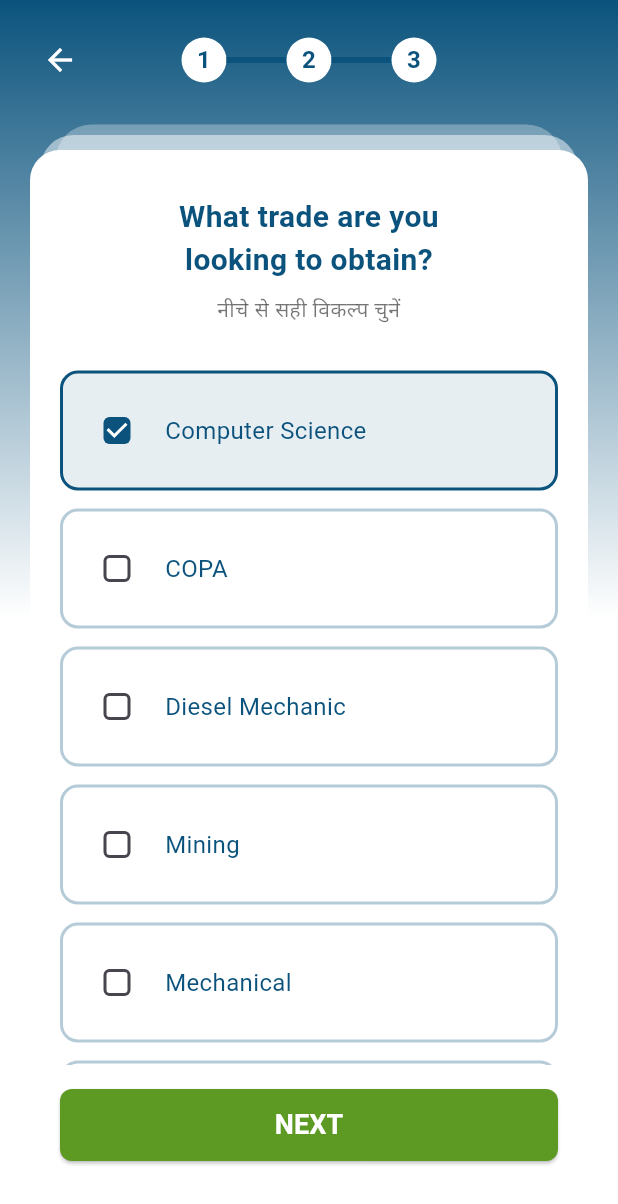
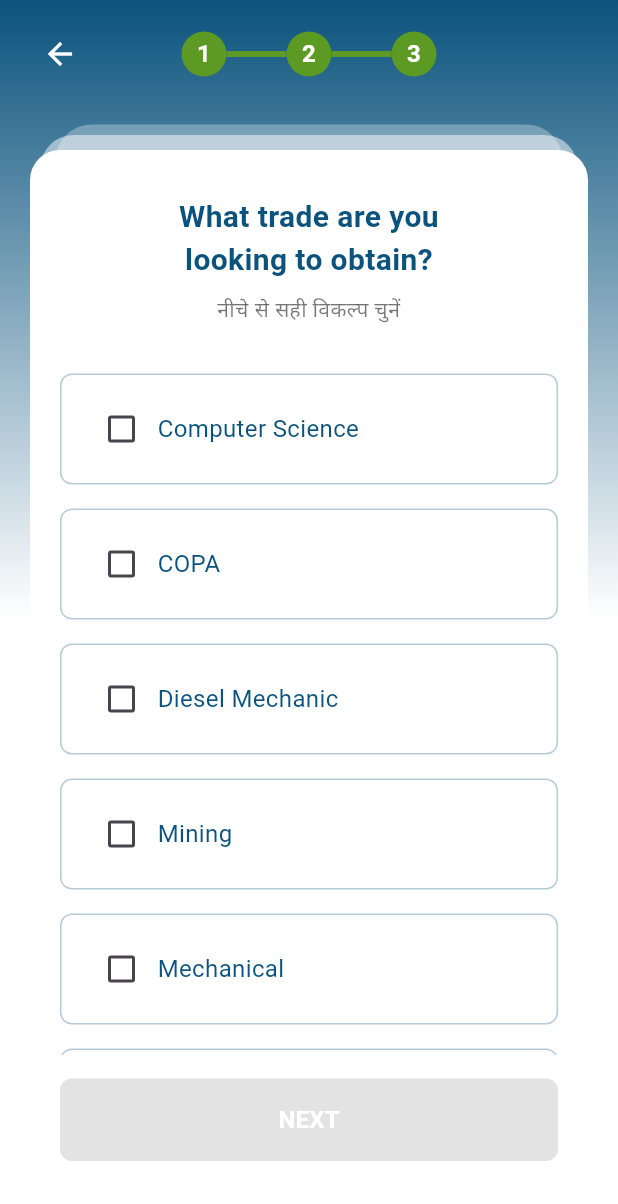
Before and after one commit to Poojadhameja/jobsahi-studentapp, a Flutter app: the ProfileBuilderStep3Screen screen opened by its route, on a phone screen of 412 x 824 dp. Shown: the top 1204 px of the screen. Run offline on Flutter 3.47's test engine with Material 3 defaults, Android fonts, the phone set to English and light mode, and no system bars; our stand-ins replace file_picker.

Commit message:
profile builder steps bug fixed

```diff
--- a/lib/pages/jobs/job_step1.dart
+++ b/lib/pages/jobs/job_step1.dart
@@ -372,12 +372,7 @@ class _JobStep1ScreenState extends State<JobStep1Screen> {
     // Close keyboard first
     _closeKeyboard(context);
 
-    print('Next button pressed!'); // Debug print
-    print('Form key: $_formKey'); // Debug print
-    print('Form current state: ${_formKey.currentState}'); // Debug print
-
     if (_formKey.currentState!.validate()) {
-      print('Form validation passed!'); // Debug print
       setState(() {
         _isSubmitting = true;
       });
@@ -389,13 +384,10 @@ class _JobStep1ScreenState extends State<JobStep1Screen> {
         });
 
         // Navigate to next step
-        print('Navigating to next step...'); // Debug print
         NavigationService.smartNavigate(
           destination: JobStep2Screen(job: widget.job),
         );
       });
-    } else {
-      print('Form validation failed!'); // Debug print
     }
   }
 
--- a/lib/pages/jobs/job_step2.dart
+++ b/lib/pages/jobs/job_step2.dart
@@ -15,9 +15,6 @@ class JobStep2Screen extends StatefulWidget {
 }
 
 class _JobStep2ScreenState extends State<JobStep2Screen> {
-  /// Form key for validation
-  final _formKey = GlobalKey<FormState>();
-
   /// Text editing controllers
   final _skillsController = TextEditingController();
   final _coverLetterController = TextEditingController();
--- a/lib/pages/profile_builder/profile_builder_steps.dart
+++ b/lib/pages/profile_builder/profile_builder_steps.dart
@@ -448,64 +448,12 @@ class ProfileBuilderStep3Screen extends StatefulWidget {
 }
 
 class _ProfileBuilderStep3ScreenState extends State<ProfileBuilderStep3Screen> {
-  final List<String> trades = [
-    'Computer Science',
-    'COPA',
-    'Diesel Mechanic',
-    'Mining',
-    'Mechanical',
-    'Fitter',
-    'Electrical',
-    'Electrician',
-    'Civil',
-    'On Demand',
-  ];
+  String? selectedOption;
 
-  String? selectedTrade = 'Computer Science';
-
-  Widget _buildTradeOption(String trade) {
-    bool isSelected = selectedTrade == trade;
-    return GestureDetector(
-      onTap: () {
-        setState(() {
-          selectedTrade = trade;
-        });
-      },
-      child: Container(
-        margin: const EdgeInsets.symmetric(vertical: 6),
-        padding: const EdgeInsets.symmetric(horizontal: 12, vertical: 14),
-        decoration: BoxDecoration(
-          color: isSelected
-              ? AppConstants.accentColor.withValues(alpha: 0.1)
-              : AppConstants.cardBackgroundColor,
-          borderRadius: BorderRadius.circular(AppConstants.borderRadius),
-          border: Border.all(
-            color: isSelected
-                ? AppConstants.accentColor
-                : AppConstants.borderColor.withValues(alpha: 0.3),
-            width: 2,
-          ),
-        ),
-        child: Row(
-          children: [
-            Checkbox(
-              value: isSelected,
-              onChanged: (_) {
-                setState(() {
-                  selectedTrade = trade;
-                });
-              },
-              shape: RoundedRectangleBorder(
-                borderRadius: BorderRadius.circular(4),
-              ),
-              activeColor: AppConstants.accentColor,
-            ),
-            const SizedBox(width: AppConstants.smallPadding),
-            Expanded(child: Text(trade, style: AppConstants.bodyStyle)),
-          ],
-        ),
-      ),
-    );
+  void onOptionSelected(String value) {
+    setState(() {
+      selectedOption = value;
+    });
   }
 
   @override
@@ -522,48 +470,83 @@ class _ProfileBuilderStep3ScreenState extends State<ProfileBuilderStep3Screen> {
         child: SafeArea(
           child: Column(
             children: [
-              const SizedBox(height: AppConstants.defaultPadding),
+              const SizedBox(height: AppConstants.smallPadding + 4),
 
               // Header
               const ProfileBuilderHeader(currentStep: 3, totalSteps: 3),
 
-              const SizedBox(height: AppConstants.defaultPadding),
+              const SizedBox(height: AppConstants.defaultPadding + 4),
 
               // Main content
               Expanded(
                 child: BackgroundLayers(
                   child: MainCardContainer(
-                    title: 'What trade are you\nlooking to obtain?',
-                    subtitle: 'नीचे से सही विकल्प चुनें',
-                    content: Expanded(
-                      child: ListView.builder(
-                        itemCount: trades.length,
-                        itemBuilder: (context, index) {
-                          return _buildTradeOption(trades[index]);
-                        },
+                    title: "What trade are you\nlooking to obtain?",
+                    subtitle: "नीचे से सही विकल्प चुनें",
+                    content: SingleChildScrollView(
+                      child: Column(
+                        children: [
+                          OptionBuilder(
+                            value: "Computer Science",
+                            isSelected: selectedOption == "Computer Science",
+                            onTap: () => onOptionSelected("Computer Science"),
+                          ),
+                          OptionBuilder(
+                            value: "COPA",
+                            isSelected: selectedOption == "COPA",
+                            onTap: () => onOptionSelected("COPA"),
+                          ),
+                          OptionBuilder(
+                            value: "Diesel Mechanic",
+                            isSelected: selectedOption == "Diesel Mechanic",
+                            onTap: () => onOptionSelected("Diesel Mechanic"),
+                          ),
+                          OptionBuilder(
+                            value: "Mining",
+                            isSelected: selectedOption == "Mining",
+                            onTap: () => onOptionSelected("Mining"),
+                          ),
+                          OptionBuilder(
+                            value: "Mechanical",
+                            isSelected: selectedOption == "Mechanical",
+                            onTap: () => onOptionSelected("Mechanical"),
+                          ),
+                          OptionBuilder(
+                            value: "Fitter",
+                            isSelected: selectedOption == "Fitter",
+                            onTap: () => onOptionSelected("Fitter"),
+                          ),
+                          OptionBuilder(
+                            value: "Electrical",
+                            isSelected: selectedOption == "Electrical",
+                            onTap: () => onOptionSelected("Electrical"),
+                          ),
+                          OptionBuilder(
+                            value: "Electrician",
+                            isSelected: selectedOption == "Electrician",
+                            onTap: () => onOptionSelected("Electrician"),
+                          ),
+                          OptionBuilder(
+                            value: "Civil",
+                            isSelected: selectedOption == "Civil",
+                            onTap: () => onOptionSelected("Civil"),
+                          ),
+                          OptionBuilder(
+                            value: "On Demand",
+                            isSelected: selectedOption == "On Demand",
+                            onTap: () => onOptionSelected("On Demand"),
+                          ),
+                        ],
                       ),
                     ),
-                    actions: ElevatedButton(
-                      style: ElevatedButton.styleFrom(
-                        backgroundColor: AppConstants.secondaryColor,
-                        minimumSize: const Size.fromHeight(48),
-                        shape: RoundedRectangleBorder(
-                          borderRadius: BorderRadius.circular(
-                            AppConstants.smallBorderRadius,
-                          ),
-                        ),
-                      ),
-                      onPressed: () {
-                        NavigationService.smartNavigate(
-                          routeName: RouteNames.location1,
-                        );
-                      },
-                      child: Text(
-                        AppConstants.nextButton,
-                        style: AppConstants.buttonTextStyle.copyWith(
-                          fontSize: 18,
-                        ),
-                      ),
+                    actions: NextButton(
+                      onPressed: selectedOption != null
+                          ? () {
+                              NavigationService.smartNavigate(
+                                routeName: RouteNames.location1,
+                              );
+                            }
+                          : null,
                     ),
                   ),
                 ),
@@ -587,14 +570,14 @@ class StepCircle extends StatelessWidget {
   Widget build(BuildContext context) {
     return CircleAvatar(
       radius: 15,
-      backgroundColor: AppConstants.cardBackgroundColor,
+      backgroundColor: isFilled
+          ? AppConstants.successColor
+          : AppConstants.accentColor,
       child: Text(
         "$number",
         style: TextStyle(
           fontSize: 16,
-          color: isFilled
-              ? AppConstants.accentColor
-              : AppConstants.textSecondaryColor,
+          color: Colors.white,
           fontWeight: FontWeight.bold,
         ),
       ),
@@ -613,7 +596,7 @@ class StepLine extends StatelessWidget {
       width: 40,
       height: 4,
       color: isFilled
-          ? AppConstants.accentColor
+          ? AppConstants.successColor
           : AppConstants.borderColor.withValues(alpha: 0.4),
     );
   }
```
